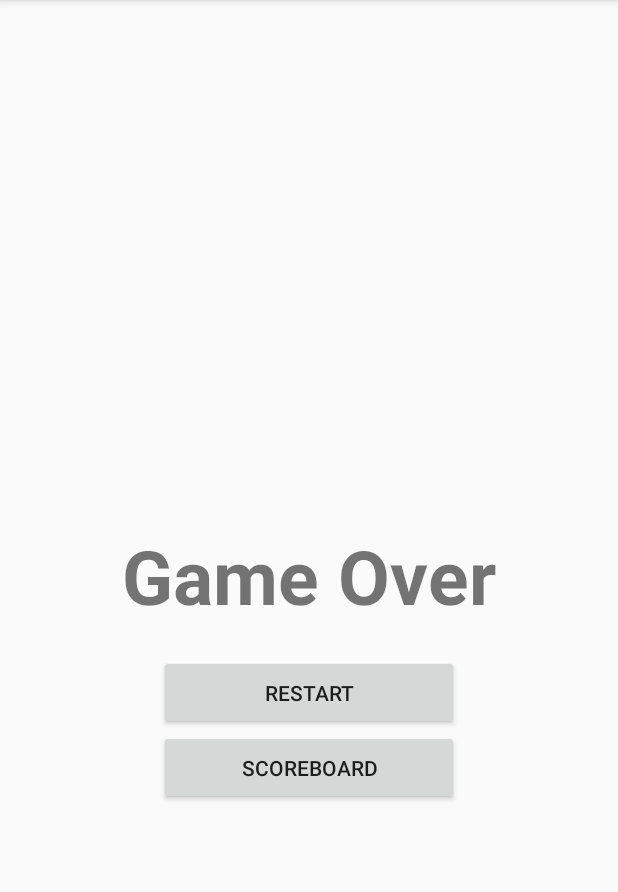
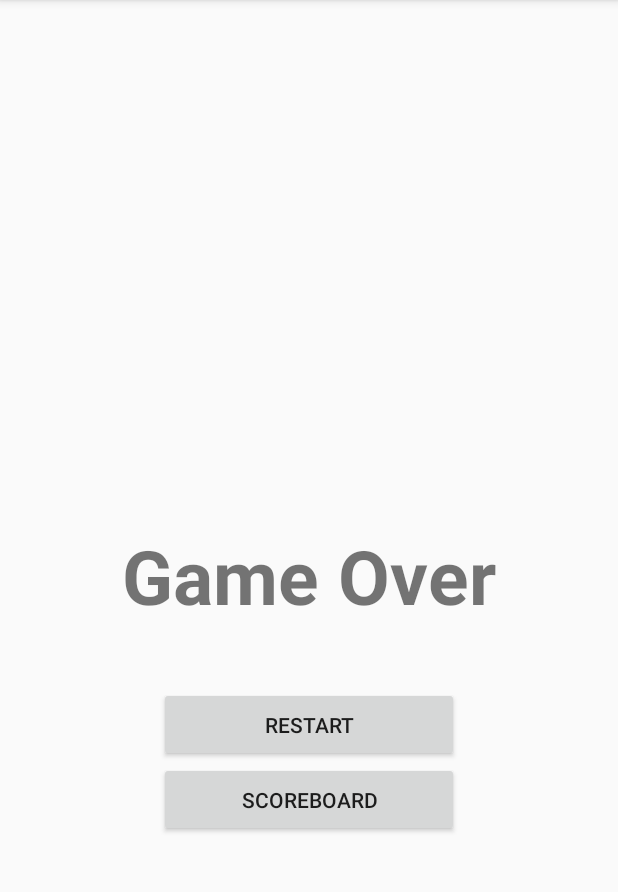
Before and after one commit to RickyDa/Android-Apps, an Android app: the GameOverActivity screen opened directly, with no data from a screen before it, on a phone screen of 412 x 824 dp, the part 84-976 px from its top. Run offline under Robolectric (Android 15) with nearby library versions, the phone set to English and light mode, and no system bars.

Commit message:
fixed score bug

```diff
--- a/app/src/main/java/com/example/myapplication/GameActivity.java
+++ b/app/src/main/java/com/example/myapplication/GameActivity.java
@@ -10,6 +10,7 @@ import android.util.Log;
 import android.view.GestureDetector;
 import android.view.MotionEvent;
 import android.view.View;
+import android.view.animation.LinearInterpolator;
 import android.widget.ImageView;
 import android.widget.LinearLayout;
 import android.widget.TextView;
@@ -50,10 +51,6 @@ public class GameActivity extends AppCompatActivity implements View.OnTouchListe
                 blocks[1].setVisibility(View.INVISIBLE);
                 blocks[2].setVisibility(View.INVISIBLE);
                 findViewById(R.id.startBtn).setVisibility(View.INVISIBLE);
-                dropEndlessly();
-            }
-        });
-
                 new Thread(new Runnable() {
                     @Override
                     public void run() {
@@ -68,8 +65,9 @@ public class GameActivity extends AppCompatActivity implements View.OnTouchListe
                         }
                     }
                 }).start();
-
-
+                dropEndlessly();
+            }
+        });
     }
 
     private void dropEndlessly() {
@@ -87,7 +85,7 @@ public class GameActivity extends AppCompatActivity implements View.OnTouchListe
 
     private void drop(final View view) {
         view.animate().translationY(findViewById(R.id.game_layout)
-                .getHeight()).setDuration(1000).withEndAction(new Runnable() {
+                .getHeight()).setDuration(1000).setInterpolator(new LinearInterpolator()).withEndAction(new Runnable() {
             @Override
             public void run() {
                 view.setVisibility(View.INVISIBLE);
--- a/app/src/main/res/layout/activity_game_over.xml
+++ b/app/src/main/res/layout/activity_game_over.xml
@@ -1,6 +1,5 @@
 <?xml version="1.0" encoding="utf-8"?>
 <RelativeLayout xmlns:android="http://schemas.android.com/apk/res/android"
-
     xmlns:tools="http://schemas.android.com/tools"
     android:layout_width="match_parent"
     android:layout_height="match_parent"
@@ -14,8 +13,7 @@
         android:text="@string/game_over"
         android:layout_centerInParent="true"
         android:textStyle="bold"
-        android:textSize="50sp"
-       />
+        android:textSize="50sp" />
 
     <TextView
         android:id="@+id/result"
@@ -23,7 +21,8 @@
         android:layout_height="wrap_content"
         android:layout_centerInParent="true"
         android:layout_below="@id/game_over_title"
-        android:textStyle="bold"/>
+        android:textStyle="bold"
+        android:textSize="30sp"/>
 
     <Button
         android:id="@+id/resetBtn"
```
Lines whose indentation alone changed are shown as unchanged.
